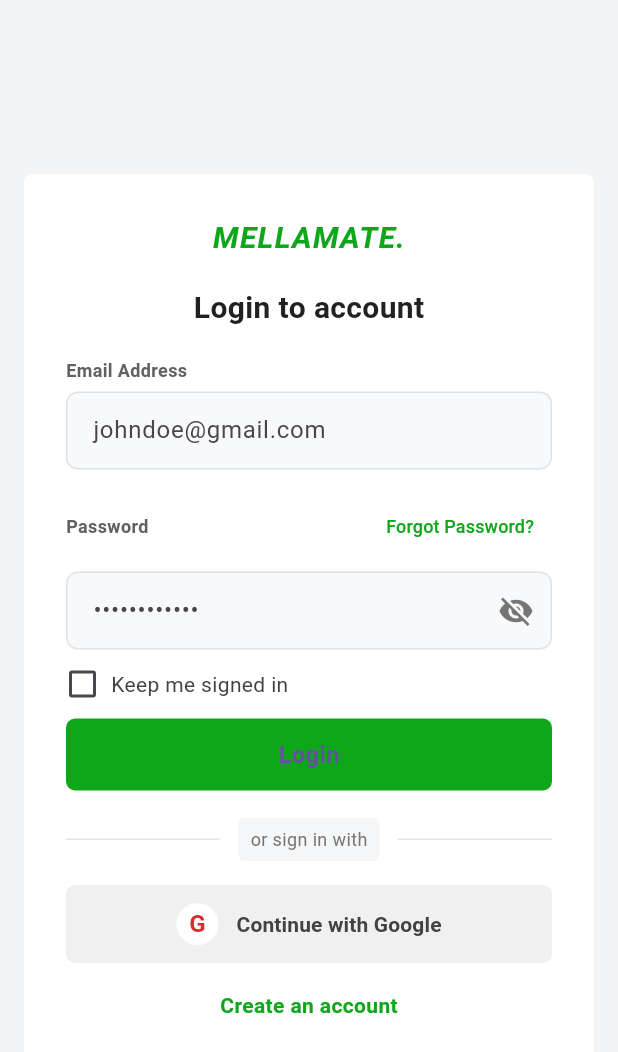
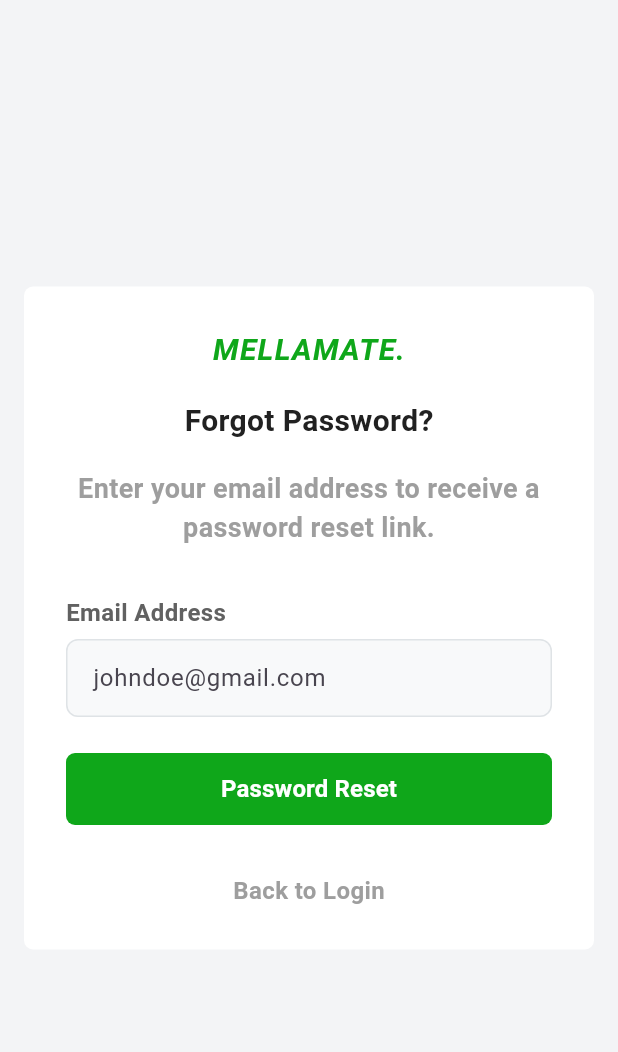
Before and after one commit to MellaMate/Mobile_app, a Flutter app: the LoginPage screen opened directly, after a tap on "Forgot Password?", on a phone screen of 412 x 824 dp. Shown: the top 1052 px of the screen. Run offline on Flutter 3.47's test engine with Material 3 defaults, Android fonts, the phone set to English and light mode, and no system bars.

Commit message:
Add Forgot Password page and enhance UI for Login and Signup pages

```diff
--- /dev/null
+++ b/mella_mate_app/lib/features/auth/presentation/pages/forgot_password_page.dart
@@ -0,0 +1,180 @@
+import 'package:flutter/material.dart';
+
+import 'signup_page.dart';
+
+class ForgotPasswordPage extends StatefulWidget {
+  const ForgotPasswordPage({Key? key}) : super(key: key);
+
+  @override
+  State<ForgotPasswordPage> createState() => _ForgotPasswordPageState();
+}
+
+class _ForgotPasswordPageState extends State<ForgotPasswordPage> {
+  final _emailController = TextEditingController();
+
+  Color get _accentGreen => const Color(0xFF0FA71A);
+
+  @override
+  void dispose() {
+    _emailController.dispose();
+    super.dispose();
+  }
+
+  @override
+  Widget build(BuildContext context) {
+    final screenWidth = MediaQuery.of(context).size.width;
+
+    return Scaffold(
+      backgroundColor: const Color(0xFFF3F4F6),
+      body: SafeArea(
+        child: Center(
+          child: SingleChildScrollView(
+            padding: const EdgeInsets.symmetric(vertical: 24, horizontal: 16),
+            child: ConstrainedBox(
+              constraints: BoxConstraints(
+                maxWidth: screenWidth < 500 ? screenWidth : 420,
+              ),
+              child: Container(
+                decoration: BoxDecoration(
+                  color: Colors.white,
+                  borderRadius: BorderRadius.circular(6),
+                ),
+                padding: const EdgeInsets.symmetric(
+                  horizontal: 28,
+                  vertical: 28,
+                ),
+                child: Column(
+                  mainAxisSize: MainAxisSize.min,
+                  crossAxisAlignment: CrossAxisAlignment.center,
+                  children: [
+                    Text(
+                      'MELLAMATE.',
+                      style: TextStyle(
+                        color: _accentGreen,
+                        fontWeight: FontWeight.w700,
+                        fontStyle: FontStyle.italic,
+                        letterSpacing: 0.8,
+                        fontSize: 20,
+                      ),
+                    ),
+                    const SizedBox(height: 18),
+                    Text(
+                      'Forgot Password?',
+                      style: TextStyle(
+                        fontSize: 20,
+                        fontWeight: FontWeight.w700,
+                        color: Colors.grey[900],
+                      ),
+                    ),
+                    const SizedBox(height: 18),
+                    Padding(
+                      padding: const EdgeInsets.symmetric(horizontal: 8.0),
+                      child: Text(
+                        'Enter your email address to receive a password reset link.',
+                        textAlign: TextAlign.center,
+                       style: TextStyle(
+                          fontSize: 18,
+                          fontWeight: FontWeight.w700,
+                          color: Colors.grey,
+                        ),
+                      ),
+                    ),
+                     SizedBox(height: 32,),
+                    // Email
+                    _buildLabeledField(
+                      label: 'Email Address',
+                      child: TextFormField(
+                        controller: _emailController,
+                        keyboardType: TextInputType.emailAddress,
+                        decoration: InputDecoration(
+                          hintText: 'johndoe@gmail.com',
+                          filled: true,
+                          fillColor: const Color(0xFFF8F9FA),
+                          contentPadding: const EdgeInsets.symmetric(
+                            horizontal: 14,
+                            vertical: 14,
+                          ),
+                          enabledBorder: OutlineInputBorder(
+                            borderRadius: BorderRadius.circular(8),
+                            borderSide: const BorderSide(
+                              color: Color(0xFFDFE3E6),
+                            ),
+                          ),
+                          focusedBorder: OutlineInputBorder(
+                            borderRadius: BorderRadius.circular(8),
+                            borderSide: BorderSide(
+                              color: _accentGreen,
+                              width: 1.5,
+                            ),
+                          ),
+                        ),
+                      ),
+                    ),
+                    const SizedBox(height: 24),
+                    SizedBox(
+                      width: double.infinity,
+                      height: 48,
+                      child: ElevatedButton(
+                        onPressed: () {
+                          // TODO: perform login
+                        },
+                        style: ElevatedButton.styleFrom(
+                          backgroundColor: _accentGreen,
+                          shape: RoundedRectangleBorder(
+                            borderRadius: BorderRadius.circular(6),
+                          ),
+                          elevation: 0,
+                        ),
+                        child: const Text(
+                          'Password Reset',
+                          style: TextStyle(
+                            fontSize: 16,
+                            fontWeight: FontWeight.w600,
+                            color: Colors.white
+                          ),
+                        ),
+                      ),
+                    ),
+                    const SizedBox(height: 32),
+
+                    GestureDetector(
+                      onTap: () => Navigator.of(context).push(
+                        MaterialPageRoute(builder: (_) => const SignupPage()),
+                      ),
+                      child: Text(
+                        'Back to Login',
+                        style: TextStyle(
+                          color: Colors.grey,
+                          fontWeight: FontWeight.w600,
+                          fontSize: 16,
+                        ),
+                      ),
+                    ),
+                  ],
+                ),
+              ),
+            ),
+          ),
+        ),
+      ),
+    );
+  }
+
+  Widget _buildLabeledField({required String label, required Widget child}) {
+    return Column(
+      crossAxisAlignment: CrossAxisAlignment.start,
+      children: [
+        Text(
+          label,
+          style: TextStyle(
+            fontSize: 16,
+            color: Colors.grey[700],
+            fontWeight: FontWeight.w600,
+          ),
+        ),
+        const SizedBox(height: 6),
+        child,
+      ],
+    );
+  }
+}
--- a/mella_mate_app/lib/features/auth/presentation/pages/login_page.dart
+++ b/mella_mate_app/lib/features/auth/presentation/pages/login_page.dart
@@ -1,4 +1,5 @@
 import 'package:flutter/material.dart';
+import 'package:mella_mate_app/features/auth/presentation/pages/forgot_password_page.dart';
 
 import 'signup_page.dart';
 
@@ -111,18 +112,20 @@ class _LoginPageState extends State<LoginPage> {
                         Text(
                           'Password',
                           style: TextStyle(
-                            fontSize: 12,
+                            fontSize: 16,
                             color: Colors.grey[700],
                             fontWeight: FontWeight.w600,
                           ),
                         ),
                         TextButton(
-                          onPressed: () {
-                            // TODO: forgot password
-                          },
+                            onPressed: () {
+                            Navigator.of(context).push(
+                              MaterialPageRoute(builder: (_) => const ForgotPasswordPage()),
+                            );
+                            },
                           child: Text(
                             'Forgot Password?',
-                            style: TextStyle(color: _accentGreen, fontSize: 12),
+                            style: TextStyle(color: _accentGreen, fontSize: 16),
                           ),
                         ),
                       ],
@@ -179,7 +182,7 @@ class _LoginPageState extends State<LoginPage> {
                         const SizedBox(width: 8),
                         Text(
                           'Keep me signed in',
-                          style: TextStyle(color: Colors.grey[800]),
+                          style: TextStyle(color: Colors.grey[800],fontSize: 16),
                         ),
                       ],
                     ),
@@ -204,6 +207,7 @@ class _LoginPageState extends State<LoginPage> {
                           style: TextStyle(
                             fontSize: 16,
                             fontWeight: FontWeight.w600,
+                            color: Colors.white
                           ),
                         ),
                       ),
@@ -232,7 +236,7 @@ class _LoginPageState extends State<LoginPage> {
                             'or sign in with',
                             style: TextStyle(
                               color: Colors.grey[600],
-                              fontSize: 12,
+                              fontSize: 14,
                             ),
                           ),
                         ),
@@ -300,6 +304,7 @@ class _LoginPageState extends State<LoginPage> {
                         style: TextStyle(
                           color: _accentGreen,
                           fontWeight: FontWeight.w600,
+                          fontSize: 16
                         ),
                       ),
                     ),
@@ -320,7 +325,7 @@ class _LoginPageState extends State<LoginPage> {
         Text(
           label,
           style: TextStyle(
-            fontSize: 12,
+            fontSize: 16,
             color: Colors.grey[700],
             fontWeight: FontWeight.w600,
           ),
--- a/mella_mate_app/lib/features/auth/presentation/pages/signup_page.dart
+++ b/mella_mate_app/lib/features/auth/presentation/pages/signup_page.dart
@@ -76,7 +76,7 @@ class _SignupPageState extends State<SignupPage> {
                     Text(
                       'Create an account',
                       style: TextStyle(
-                        fontSize: 20,
+                        fontSize: 24,
                         fontWeight: FontWeight.w700,
                         color: Colors.grey[900],
                       ),
@@ -122,14 +122,14 @@ class _SignupPageState extends State<SignupPage> {
                             text: 'By continuing, you agree to our ',
                             style: TextStyle(
                               color: Colors.grey[700],
-                              fontSize: 12,
+                              fontSize: 14,
                             ),
                             children: [
                               TextSpan(
                                 text: 'terms of service',
                                 style: TextStyle(
                                   color: _accentGreen,
-                                  fontSize: 12,
+                                  fontSize: 14,
                                   fontWeight: FontWeight.w600,
                                 ),
                                 recognizer: TapGestureRecognizer()
@@ -162,8 +162,9 @@ class _SignupPageState extends State<SignupPage> {
                         child: const Text(
                           'Sign up',
                           style: TextStyle(
-                            fontSize: 16,
+                            fontSize: 18,
                             fontWeight: FontWeight.w600,
+                            color: Colors.white
                           ),
                         ),
                       ),
@@ -193,7 +194,7 @@ class _SignupPageState extends State<SignupPage> {
                             'or sign up with',
                             style: TextStyle(
                               color: Colors.grey[600],
-                              fontSize: 12,
+                              fontSize: 14,
                             ),
                           ),
                         ),
@@ -245,6 +246,7 @@ class _SignupPageState extends State<SignupPage> {
                               style: TextStyle(
                                 color: Colors.grey[800],
                                 fontWeight: FontWeight.w600,
+                                fontSize: 14,
                               ),
                             ),
                           ],
@@ -260,7 +262,7 @@ class _SignupPageState extends State<SignupPage> {
                       children: [
                         Text(
                           'Already have an account?',
-                          style: TextStyle(color: Colors.grey[700]),
+                          style: TextStyle(color: Colors.grey[700],fontSize: 16),
                         ),
                         const SizedBox(width: 6),
                         GestureDetector(
@@ -270,10 +272,11 @@ class _SignupPageState extends State<SignupPage> {
                             ),
                           ),
                           child: Text(
-                            'Sign in here',
+                            'Sign in Here',
                             style: TextStyle(
                               color: _accentGreen,
                               fontWeight: FontWeight.w600,
+                              fontSize: 16,
                             ),
                           ),
                         ),
@@ -303,7 +306,7 @@ class _SignupPageState extends State<SignupPage> {
         Text(
           label,
           style: TextStyle(
-            fontSize: 12,
+            fontSize: 16,
             color: Colors.grey[700],
             fontWeight: FontWeight.w600,
           ),
```
